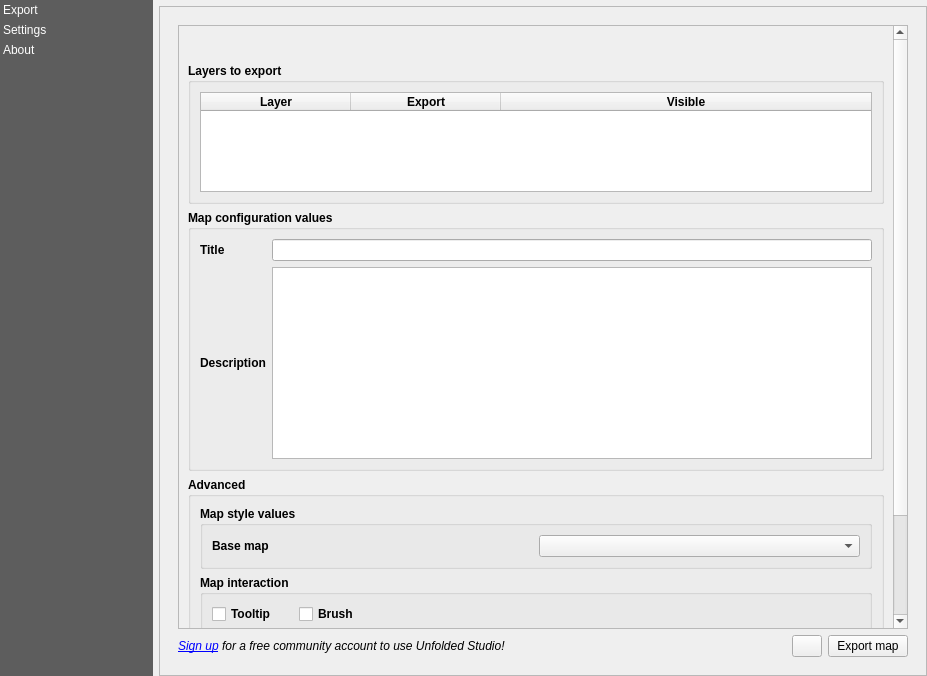
Old version of the form Unfolded/resources/ui/unfolded_dialog.ui in the repository foursquare/qgis-plugin.
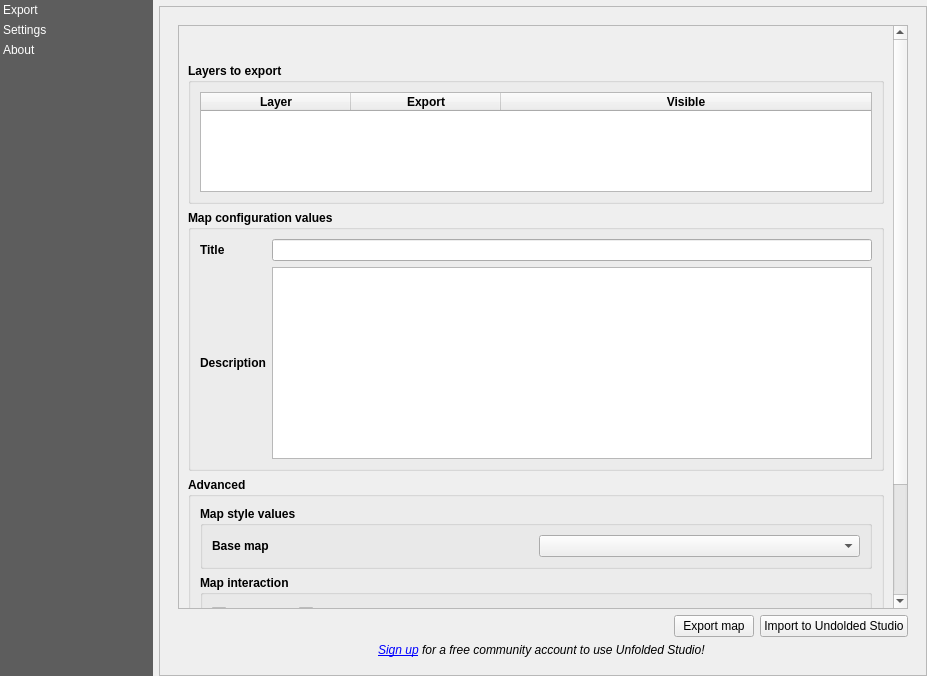
New version of the form. The open tabs and pages were chosen to show the change. Custom widgets are drawn as their Qt base class.

Diff of the .ui file:
```diff
--- a/Unfolded/resources/ui/unfolded_dialog.ui
+++ b/Unfolded/resources/ui/unfolded_dialog.ui
@@ -114,6 +114,9 @@
         </item>
         <item>
           <widget class="QScrollArea" name="scrollArea">
+            <property name="verticalScrollBarPolicy">
+              <enum>Qt::ScrollBarAlwaysOff</enum>
+            </property>
             <property name="widgetResizable">
               <bool>true</bool>
             </property>
@@ -151,7 +154,7 @@
                                   <x>0</x>
                                   <y>0</y>
                                   <width>726</width>
-                                  <height>595</height>
+                                  <height>572</height>
                                 </rect>
                               </property>
                               <layout class="QVBoxLayout" name="verticalLayout_2">
@@ -527,27 +530,6 @@
              </item>
              <item>
               <layout class="QHBoxLayout" name="horizontalLayout_3">
-               <item>
-                <widget class="QLabel" name="signup_text">
-                 <property name="font">
-                  <font>
-                   <italic>true</italic>
-                  </font>
-                 </property>
-                 <property name="text">
-                   <string>&lt;html&gt;&lt;head/&gt;&lt;body&gt;&lt;p&gt;&lt;a href=&quot;https://studio.unfolded.ai/home&quot;&gt;&lt;span
-                     style=&quot; text-decoration: underline; color:#0000ff;&quot;&gt;Sign up&lt;/span&gt;&lt;/a&gt;
-                     for a free community account to use Unfolded Studio!&lt;/p&gt;&lt;/body&gt;&lt;/html&gt;
-                   </string>
-                 </property>
-                 <property name="textFormat">
-                  <enum>Qt::AutoText</enum>
-                 </property>
-                 <property name="openExternalLinks">
-                  <bool>true</bool>
-                 </property>
-                </widget>
-               </item>
                <item>
                 <spacer name="horizontalSpacer_2">
                  <property name="orientation">
@@ -561,31 +543,6 @@
                  </property>
                 </spacer>
                </item>
-               <item>
-                <widget class="QPushButton" name="btn_open_studio">
-                 <property name="maximumSize">
-                  <size>
-                   <width>30</width>
-                   <height>30</height>
-                  </size>
-                 </property>
-                 <property name="toolTip">
-                  <string>Open Unfolded Studio and export to web</string>
-                 </property>
-                 <property name="text">
-                  <string/>
-                 </property>
-                 <property name="iconSize">
-                  <size>
-                   <width>20</width>
-                   <height>20</height>
-                  </size>
-                 </property>
-                 <property name="checkable">
-                  <bool>false</bool>
-                 </property>
-                </widget>
-               </item>
                <item>
                 <widget class="QPushButton" name="btn_export">
                  <property name="text">
@@ -602,8 +559,60 @@
                  </property>
                 </widget>
                </item>
+                <item>
+                  <widget class="QPushButton" name="btn_open_studio">
+                    <property name="maximumSize">
+                      <size>
+                        <width>1000</width>
+                        <height>1000</height>
+                      </size>
+                    </property>
+                    <property name="toolTip">
+                  <string>Open Unfolded Studio and export to web</string>
+                 </property>
+                 <property name="text">
+                   <string>Import to Undolded Studio</string>
+                 </property>
+                    <property name="iconSize">
+                      <size>
+                        <width>20</width>
+                        <height>20</height>
+                      </size>
+                    </property>
+                    <property name="checkable">
+                      <bool>false</bool>
+                    </property>
+                    <property name="flat">
+                      <bool>false</bool>
+                    </property>
+                  </widget>
+                </item>
               </layout>
              </item>
+                        <item>
+                          <widget class="QLabel" name="signup_text">
+                            <property name="font">
+                              <font>
+                                <italic>true</italic>
+                              </font>
+                            </property>
+                            <property name="text">
+                              <string>&lt;html&gt;&lt;head/&gt;&lt;body&gt;&lt;p&gt;&lt;a href=&quot;https://studio.unfolded.ai/home&quot;&gt;&lt;span
+                                style=&quot; text-decoration: underline; color:#0000ff;&quot;&gt;Sign up&lt;/span&gt;&lt;/a&gt;
+                                for a free community account to use Unfolded Studio!&lt;/p&gt;&lt;/body&gt;&lt;/html&gt;
+                              </string>
+                            </property>
+                            <property name="textFormat">
+                              <enum>Qt::AutoText</enum>
+                            </property>
+                            <property name="alignment">
+                              <set>Qt::AlignCenter</set>
+                            </property>
+                            <property name="openExternalLinks">
+                              <bool>true</bool>
+                            </property>
+                          </widget>
+                        </item>
             </layout>
            </widget>
            <widget class="QWidget" name="settings">
```
Left out of the diff: 8 changed lines with no effect on the pictures. Lines whose indentation alone changed are shown as unchanged.
